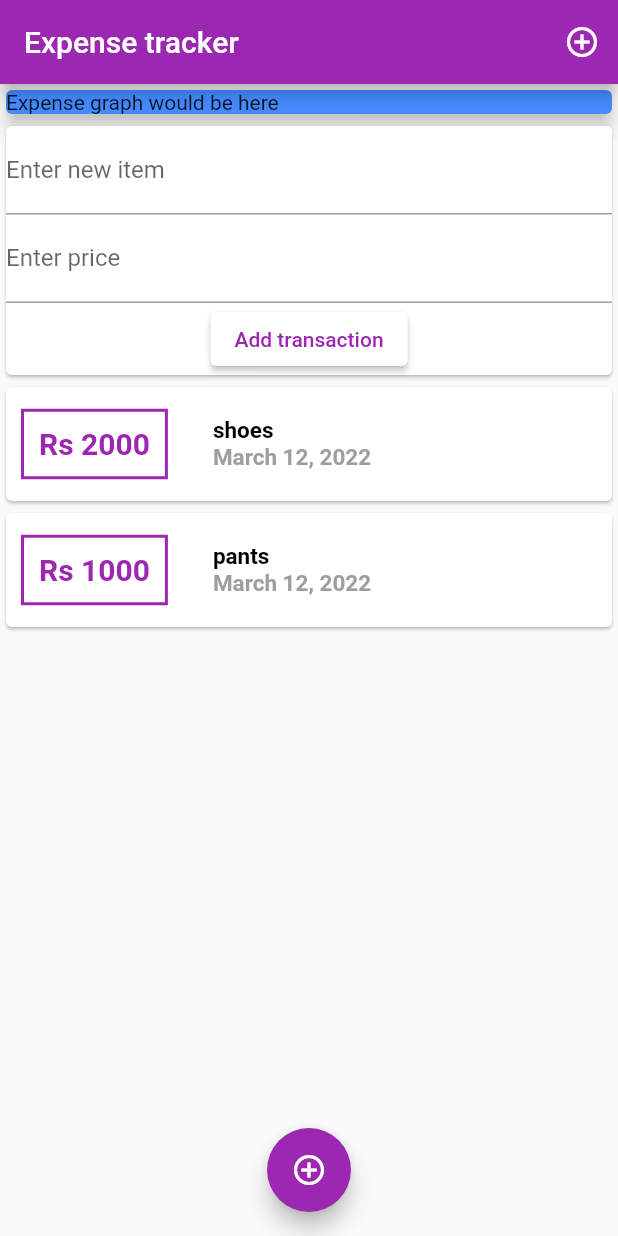
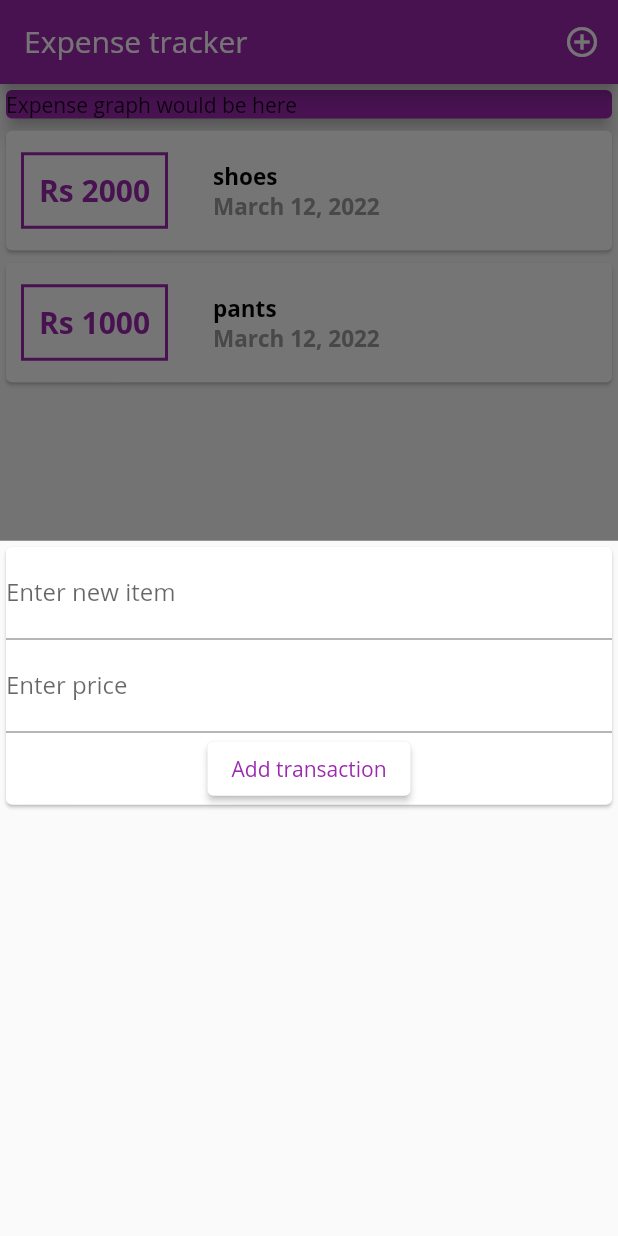
Before and after one commit to samarth1345/expense_tracker, a Flutter app: the screen it shows after launch, after a tap on the "add circle outline" icon, on a phone screen of 412 x 824 dp. Run offline on Flutter 3.47's test engine with Material 2 defaults, Android fonts, the phone set to English and light mode, and no system bars.

Commit message:
progress made

```diff
--- a/lib/addtransaction.dart
+++ b/lib/addtransaction.dart
@@ -1,14 +1,22 @@
-import 'package:flutter/foundation.dart';
 import 'package:flutter/material.dart';
 
-class Addtransaction extends StatelessWidget {
-  final tempamount = TextEditingController();
-  final tempitem = TextEditingController();
+class Addtransaction extends StatefulWidget {
   final Function addtransaction;
   Addtransaction({this.addtransaction});
+
+  @override
+  _AddtransactionState createState() => _AddtransactionState();
+}
+
+class _AddtransactionState extends State<Addtransaction> {
+  final tempamount = TextEditingController();
+
+  final tempitem = TextEditingController();
+
   void adddata() {
     if (tempitem.text.isEmpty || int.parse(tempamount.text) <= 0) return;
-    addtransaction(tempitem.text, int.parse(tempamount.text));
+    widget.addtransaction(tempitem.text, int.parse(tempamount.text));
+    Navigator.of(context).maybePop();
   }
 
   @override
--- a/lib/main.dart
+++ b/lib/main.dart
@@ -1,6 +1,8 @@
-import 'package:expense_tracker/newtransaction.dart';
 import 'package:expense_tracker/transaction.dart';
+import 'package:expense_tracker/transaction_card.dart';
 import 'package:flutter/material.dart';
+
+import 'addtransaction.dart';
 
 void main() => runApp(MyApp());
 
@@ -8,22 +10,54 @@ class MyApp extends StatelessWidget {
   @override
   Widget build(BuildContext context) {
     return MaterialApp(
-      title: 'Expense tracker',
-      home: MyHomePage(),
-    );
+        title: 'Expense tracker',
+        home: MyHomePage(),
+        theme: ThemeData(primarySwatch: Colors.purple, fontFamily: 'OpenSans'));
   }
 }
 
-class MyHomePage extends StatelessWidget {
+class MyHomePage extends StatefulWidget {
+  @override
+  _MyHomePageState createState() => _MyHomePageState();
+}
+
+class _MyHomePageState extends State<MyHomePage> {
+  final List<transaction> transactions = [
+    transaction(id: 'it1', item: 'shoes', price: 2000, date: DateTime.now()),
+    transaction(id: 'it2', item: 'pants', price: 1000, date: DateTime.now()),
+  ];
+  int no_item = 2;
+  void _addtransaction(String it, int pr) {
+    no_item++;
+    final newtx = transaction(
+        id: 'it' + no_item.toString(),
+        item: it,
+        price: pr,
+        date: DateTime.now());
+    Future.delayed(Duration.zero, () {
+      setState(() {
+        transactions.add(newtx);
+      });
+    });
+  }
+
+  void startAddTransactions(BuildContext ctx) {
+    showModalBottomSheet(
+        context: ctx,
+        builder: (_) {
+          return Addtransaction(addtransaction: _addtransaction);
+        });
+  }
+
   @override
   Widget build(BuildContext context) {
     return Scaffold(
         appBar: AppBar(
-          backgroundColor: Colors.purple,
+          backgroundColor: Theme.of(context).primaryColor,
           title: Text('Expense tracker'),
           actions: <Widget>[
             IconButton(
-                onPressed: () => {},
+                onPressed: () => startAddTransactions(context),
                 icon: Icon(Icons.add_circle_outline_outlined))
           ],
         ),
@@ -31,13 +65,13 @@ class MyHomePage extends StatelessWidget {
         floatingActionButton: FloatingActionButton(
           backgroundColor: Colors.purple,
           child: Icon(Icons.add_circle_outline_outlined),
-          onPressed: () => {},
+          onPressed: () => startAddTransactions(context),
         ),
         body: SingleChildScrollView(
           child: Column(
             children: <Widget>[
               Card(
-                color: Colors.blueAccent,
+                color: Theme.of(context).primaryColor,
                 child: Container(
                     width: double.infinity,
                     child: Text(
@@ -45,7 +79,8 @@ class MyHomePage extends StatelessWidget {
                     )),
                 elevation: 5,
               ),
-              Newtransaction()
+              //Addtransaction(addtransaction: _addtransaction),
+              transaction_card(transactions)
             ],
           ),
         ));
--- a/lib/newtransaction.dart
+++ /dev/null
@@ -1,40 +0,0 @@
-import 'package:expense_tracker/transaction.dart';
-import 'package:flutter/material.dart';
-import './addtransaction.dart';
-import './transaction_card.dart';
-
-class Newtransaction extends StatefulWidget {
-  @override
-  State<Newtransaction> createState() => _NewtransactionState();
-}
-
-class _NewtransactionState extends State<Newtransaction> {
-  final List<transaction> transactions = [
-    transaction(id: 'it1', item: 'shoes', price: 2000, date: DateTime.now()),
-    transaction(id: 'it2', item: 'pants', price: 1000, date: DateTime.now()),
-  ];
-  int no_item = 2;
-  void _addtransaction(String it, int pr) {
-    no_item++;
-    final newtx = transaction(
-        id: 'it' + no_item.toString(),
-        item: it,
-        price: pr,
-        date: DateTime.now());
-    Future.delayed(Duration.zero, () {
-      setState(() {
-        transactions.add(newtx);
-      });
-    });
-  }
-
-  @override
-  Widget build(BuildContext context) {
-    return Column(
-      children: [
-        Addtransaction(addtransaction: _addtransaction),
-        transaction_card(transactions)
-      ],
-    );
-  }
-}
--- a/lib/transaction_card.dart
+++ b/lib/transaction_card.dart
@@ -6,7 +6,7 @@ class transaction_card extends StatelessWidget {
   final List<transaction> transactions;
   transaction_card(this.transactions);
   @override
-  Widget build(BuildContext) {
+  Widget build(BuildContext context) {
     return Container(
         height: 400,
         child: ListView.builder(
@@ -18,12 +18,13 @@ class transaction_card extends StatelessWidget {
                   padding: EdgeInsets.all(10),
                   margin: EdgeInsets.all(10),
                   decoration: BoxDecoration(
-                      border: Border.all(color: Colors.purple, width: 2.0)),
+                      border: Border.all(
+                          color: Theme.of(context).primaryColor, width: 2.0)),
                   child: Text("Rs " + transactions[index].price.toString(),
                       style: TextStyle(
                           fontWeight: FontWeight.bold,
                           fontSize: 20,
-                          color: Colors.purple)),
+                          color: Theme.of(context).primaryColor)),
                 ),
                 Container(
                   child: Column(
```
Also changed, not shown: pubspec.yaml (+13 -15 lines), fonts/OpenSans-Bold.ttf (added), fonts/OpenSans-Regular.ttf (added), fonts/Quicksand-Bold.ttf (added), fonts/Quicksand-Light.ttf (added), fonts/Quicksand-Medium.ttf (added), fonts/Quicksand-Regular.ttf (added).
